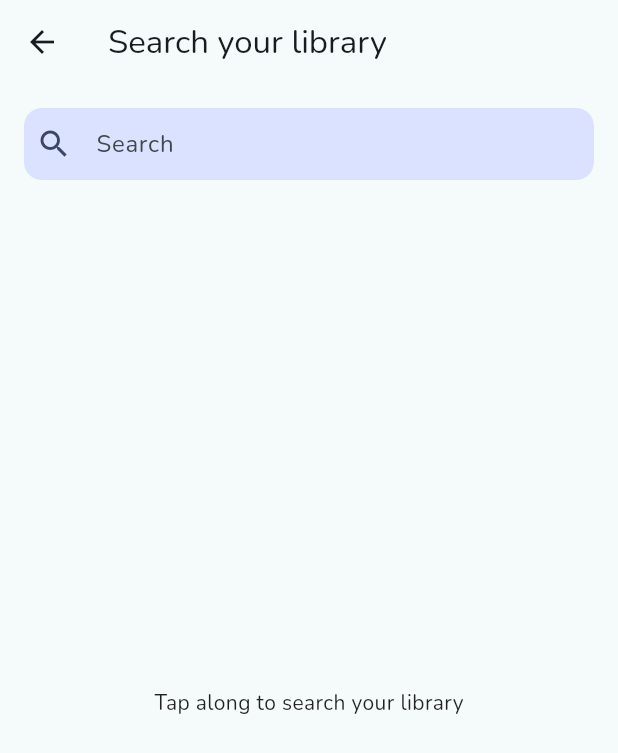
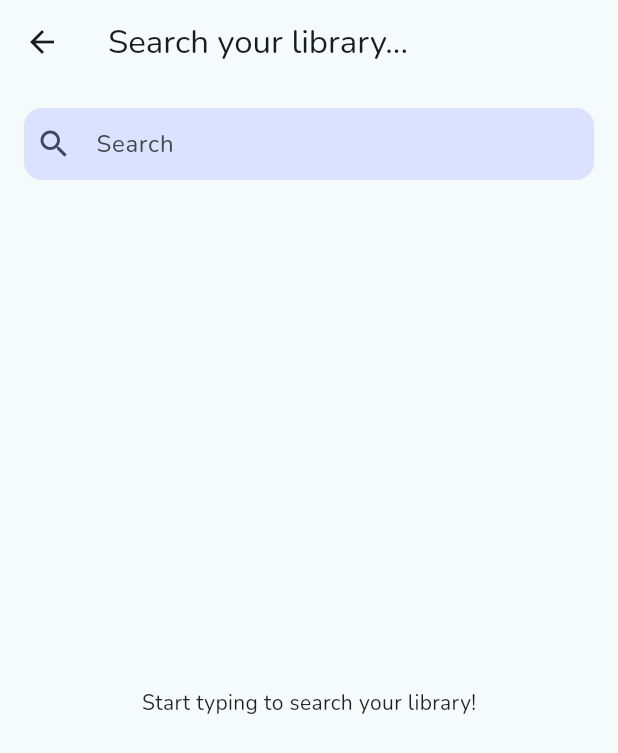
Before and after one commit to shockbytes/DanteX, a Flutter app: the SearchPage screen opened directly, on a phone screen of 412 x 824 dp. Shown: the top 753 px of the screen. Run offline on Flutter 3.47's test engine with Material 2 defaults, Android fonts, the phone set to English and light mode, and no system bars; our stand-ins replace cached_network_image, dio, easy_localization, email_validator, firebase_auth, firebase_core and 13 more; missing offline and left inert: flutter_barcode_scanner; accounts and stored records are empty; generated files the repository leaves out were written again; network calls fail; project files that could hold a hidden picture were left out.

Commit message:
Localize search pages

```diff
--- a/lib/src/ui/core/dante_app_bar.dart
+++ b/lib/src/ui/core/dante_app_bar.dart
@@ -119,7 +119,7 @@ class DanteAppBar extends ConsumerWidget implements PreferredSizeWidget {
           action: (BuildContext context) => Navigator.of(context).pop(),
         ),
         PlatformDialogAction(
-          name: 'search'.tr(),
+          name: 'search.search'.tr(),
           action: (BuildContext context) async {
             Navigator.of(context).pop();
             await openAddBookSheet(
--- a/lib/src/ui/search/dante_search_bar.dart
+++ b/lib/src/ui/search/dante_search_bar.dart
@@ -1,6 +1,6 @@
 import 'package:dantex/main.dart';
+import 'package:easy_localization/easy_localization.dart';
 import 'package:flutter/material.dart';
-import 'package:flutter_gen/gen_l10n/app_localizations.dart';
 import 'package:go_router/go_router.dart';
 
 class DanteSearchBar extends StatelessWidget {
@@ -24,7 +24,7 @@ class DanteSearchBar extends StatelessWidget {
             const SizedBox(width: 4),
             Center(
               child: Text(
-                AppLocalizations.of(context)!.hint_search,
+                'search.hint'.tr(),
                 textAlign: TextAlign.center,
                 style: TextStyle(
                   color: Theme.of(context).colorScheme.onTertiaryContainer,
--- a/lib/src/ui/search/empty_search_widget.dart
+++ b/lib/src/ui/search/empty_search_widget.dart
@@ -1,3 +1,4 @@
+import 'package:easy_localization/easy_localization.dart';
 import 'package:flutter/material.dart';
 import 'package:flutter_riverpod/flutter_riverpod.dart';
 
@@ -14,11 +15,10 @@ class EmptySearchWidget extends ConsumerWidget {
     return Column(
       mainAxisAlignment: MainAxisAlignment.center,
       children: [
-        // TODO Translate
-        Text('Nothing found, wanna search online?'),
+        Text('search.empty.description'.tr()),
         FilledButton.tonalIcon(
           onPressed: onOnlineSearch,
-          label: Text('Search online'),
+          label: Text('search.empty.action'.tr()),
           icon: const Icon(Icons.search),
         ),
       ],
--- a/lib/src/ui/search/interactive_dante_search_bar.dart
+++ b/lib/src/ui/search/interactive_dante_search_bar.dart
@@ -1,3 +1,4 @@
+import 'package:easy_localization/easy_localization.dart';
 import 'package:flutter/material.dart';
 
 class InteractiveDanteSearchBar extends StatelessWidget {
@@ -32,7 +33,7 @@ class InteractiveDanteSearchBar extends StatelessWidget {
               color: Theme.of(context).colorScheme.onTertiaryContainer,
             ),
           ),
-          hintText: 'Search', // TODO Translate
+          hintText: 'search.search'.tr(),
           border: InputBorder.none,
         ),
       ),
--- a/lib/src/ui/search/local_book_search_item.dart
+++ b/lib/src/ui/search/local_book_search_item.dart
@@ -39,7 +39,7 @@ class LocalBookSearchItem extends ConsumerWidget {
                   overflow: TextOverflow.ellipsis,
                   style: Theme.of(context).textTheme.titleSmall?.copyWith(
                       color: Theme.of(context).colorScheme.onSurface,
-                      fontWeight: FontWeight.bold
+                      fontWeight: FontWeight.bold,
                   ),
                 ),
                 const SizedBox(height: 4),
--- a/lib/src/ui/search/remote_book_search_item.dart
+++ b/lib/src/ui/search/remote_book_search_item.dart
@@ -1,5 +1,6 @@
 import 'package:dantex/src/data/search/search.dart';
 import 'package:dantex/src/ui/book/book_image.dart';
+import 'package:easy_localization/easy_localization.dart';
 import 'package:flutter/material.dart';
 import 'package:flutter_riverpod/flutter_riverpod.dart';
 
@@ -37,7 +38,7 @@ class RemoteBookSearchItem extends ConsumerWidget {
                 overflow: TextOverflow.ellipsis,
                 style: Theme.of(context).textTheme.titleSmall?.copyWith(
                       color: Theme.of(context).colorScheme.onSurface,
-                      fontWeight: FontWeight.bold
+                      fontWeight: FontWeight.bold,
                     ),
               ),
               const SizedBox(height: 4),
@@ -56,7 +57,7 @@ class RemoteBookSearchItem extends ConsumerWidget {
         FilledButton.tonalIcon(
           onPressed: () => onAddBook(_remoteBookSearchResult.isbn),
           icon: const Icon(Icons.add),
-          label: Text('Add'),
+          label: Text('add'.tr()),
         ),
       ],
     );
--- a/lib/src/ui/search/search_page.dart
+++ b/lib/src/ui/search/search_page.dart
@@ -7,6 +7,7 @@ import 'package:dantex/src/ui/search/empty_search_widget.dart';
 import 'package:dantex/src/ui/search/interactive_dante_search_bar.dart';
 import 'package:dantex/src/ui/search/local_book_search_item.dart';
 import 'package:dantex/src/ui/search/remote_book_search_item.dart';
+import 'package:easy_localization/easy_localization.dart';
 import 'package:flutter/material.dart';
 import 'package:flutter_riverpod/flutter_riverpod.dart';
 
@@ -19,7 +20,7 @@ class SearchPage extends ConsumerWidget {
 
     return Scaffold(
       appBar: AppBar(
-        title: Text('Search your library'), // TODO Translate
+        title: Text('search.hint'.tr()),
       ),
       body: Padding(
         padding: const EdgeInsets.all(16.0),
@@ -88,7 +89,7 @@ class SearchPage extends ConsumerWidget {
 
   Widget _buildIdleScreen() {
     return Center(
-      child: Text('Tap along to search your library'),
+      child: Text('search.page-hint'.tr()),
     );
   }
 }
```
Also changed, not shown: assets/translations/de-DE.json (+10 -2 lines), assets/translations/en-US.json (+10 -2 lines).
